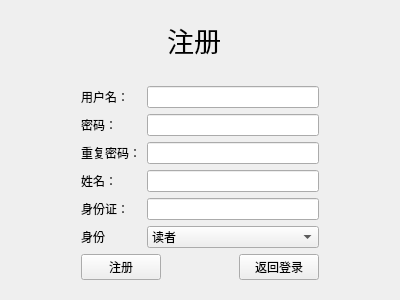
Old version of the form LibraryAndBorrowingManagementSystem/registerview.ui in the repository longyuan56649826/QtCourse.
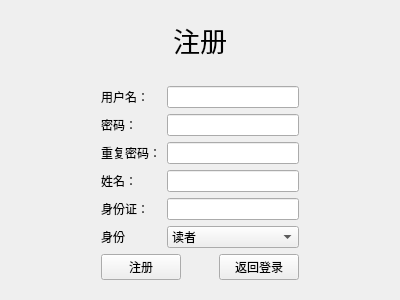
New version of the form.

Patch:
```diff
--- a/LibraryAndBorrowingManagementSystem/registerview.ui
+++ b/LibraryAndBorrowingManagementSystem/registerview.ui
@@ -13,21 +13,64 @@
   <property name="windowTitle">
    <string>借书界面</string>
   </property>
+  <layout class="QGridLayout" name="gridLayout_3">
+   <item row="0" column="1">
+    <spacer name="verticalSpacer_3">
+     <property name="orientation">
+      <enum>Qt::Orientation::Vertical</enum>
+     </property>
+     <property name="sizeHint" stdset="0">
+      <size>
+       <width>20</width>
+       <height>26</height>
+      </size>
+     </property>
+    </spacer>
+   </item>
+   <item row="1" column="1">
+    <widget class="QLabel" name="label_7">
+     <property name="font">
+      <font>
+       <pointsize>20</pointsize>
+      </font>
+     </property>
+     <property name="text">
+      <string>注册</string>
+     </property>
+     <property name="alignment">
+      <set>Qt::AlignmentFlag::AlignCenter</set>
+     </property>
+    </widget>
+   </item>
+   <item row="2" column="1">
+    <spacer name="verticalSpacer_2">
+     <property name="orientation">
+      <enum>Qt::Orientation::Vertical</enum>
+     </property>
+     <property name="sizeHint" stdset="0">
+      <size>
+       <width>20</width>
+       <height>37</height>
+      </size>
+     </property>
+    </spacer>
+   </item>
+   <item row="3" column="0">
+    <spacer name="horizontalSpacer">
+     <property name="orientation">
+      <enum>Qt::Orientation::Horizontal</enum>
+     </property>
+     <property name="sizeHint" stdset="0">
+      <size>
+       <width>103</width>
+       <height>20</height>
+      </size>
+     </property>
+    </spacer>
+   </item>
+   <item row="3" column="1">
   <layout class="QGridLayout" name="gridLayout_2">
-   <item row="3" column="6">
-    <spacer name="horizontalSpacer_2">
-     <property name="orientation">
-      <enum>Qt::Orientation::Horizontal</enum>
-     </property>
-     <property name="sizeHint" stdset="0">
-      <size>
-       <width>103</width>
-       <height>20</height>
-      </size>
-     </property>
-    </spacer>
-   </item>
-   <item row="3" column="1" colspan="5">
+     <item row="0" column="0" colspan="3">
     <layout class="QGridLayout" name="gridLayout">
      <item row="5" column="1">
       <widget class="QComboBox" name="dbeditIdentity">
@@ -102,60 +145,49 @@
      </item>
     </layout>
    </item>
-   <item row="4" column="1">
+     <item row="1" column="0">
     <widget class="QPushButton" name="btRegister">
      <property name="text">
       <string>注册</string>
      </property>
     </widget>
    </item>
-   <item row="3" column="0">
-    <spacer name="horizontalSpacer">
+     <item row="1" column="1">
+      <spacer name="horizontalSpacer_3">
      <property name="orientation">
       <enum>Qt::Orientation::Horizontal</enum>
      </property>
      <property name="sizeHint" stdset="0">
       <size>
-       <width>103</width>
+         <width>40</width>
        <height>20</height>
       </size>
      </property>
     </spacer>
    </item>
-   <item row="4" column="5">
+     <item row="1" column="2">
     <widget class="QPushButton" name="btReturnLogin">
      <property name="text">
       <string>返回登录</string>
      </property>
     </widget>
    </item>
-   <item row="2" column="2">
-    <spacer name="verticalSpacer_2">
-     <property name="orientation">
-      <enum>Qt::Orientation::Vertical</enum>
-     </property>
-     <property name="sizeHint" stdset="0">
-      <size>
-       <width>20</width>
-       <height>37</height>
-      </size>
-     </property>
-    </spacer>
+    </layout>
    </item>
-   <item row="0" column="2" colspan="2">
-    <spacer name="verticalSpacer_3">
+   <item row="3" column="2">
+    <spacer name="horizontalSpacer_2">
      <property name="orientation">
-      <enum>Qt::Orientation::Vertical</enum>
+      <enum>Qt::Orientation::Horizontal</enum>
      </property>
      <property name="sizeHint" stdset="0">
       <size>
-       <width>20</width>
-       <height>26</height>
+       <width>103</width>
+       <height>20</height>
       </size>
      </property>
     </spacer>
    </item>
-   <item row="5" column="2" colspan="2">
+   <item row="4" column="1">
     <spacer name="verticalSpacer">
      <property name="orientation">
       <enum>Qt::Orientation::Vertical</enum>
@@ -168,21 +200,6 @@
      </property>
     </spacer>
    </item>
-   <item row="1" column="2">
-    <widget class="QLabel" name="label_7">
-     <property name="font">
-      <font>
-       <pointsize>20</pointsize>
-      </font>
-     </property>
-     <property name="text">
-      <string>注册</string>
-     </property>
-     <property name="alignment">
-      <set>Qt::AlignmentFlag::AlignCenter</set>
-     </property>
-    </widget>
-   </item>
   </layout>
  </widget>
  <resources/>
```
Lines whose indentation alone changed are shown as unchanged.
